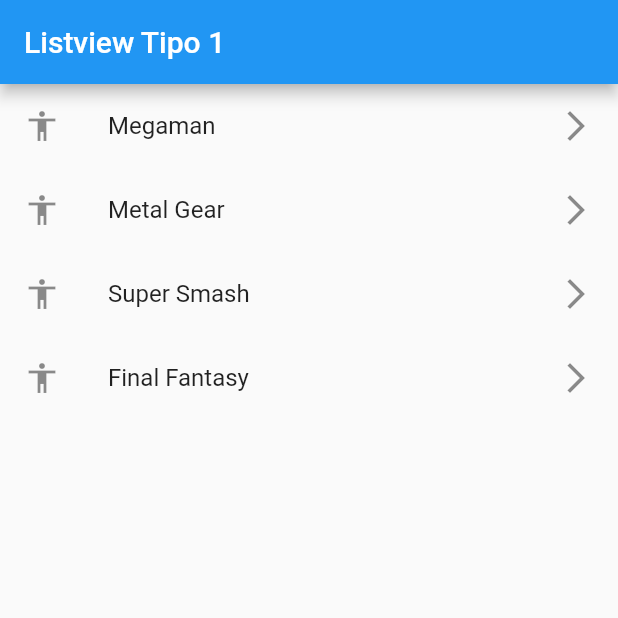
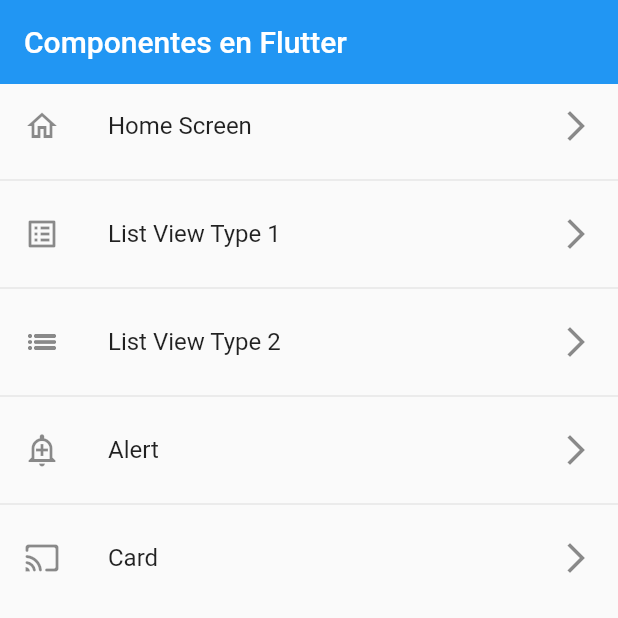
Before and after one commit to dicapisar/flutter-components, a Flutter app: the screen it shows after launch, on a phone screen of 412 x 824 dp, the top half of it. Run offline on Flutter 3.47's test engine with Material 2 defaults, Android fonts, the phone set to English and light mode, and no system bars.

Commit message:
Avances de curso

```diff
--- a/lib/main.dart
+++ b/lib/main.dart
@@ -1,5 +1,7 @@
 import 'package:flutter/material.dart';
-import 'package:flutter_components/screens/listview1_screen.dart';
+import 'package:flutter_components/router/app_routes.dart';
+
+import 'package:flutter_components/screens/screens.dart';
 
 void main() => runApp(MyApp());
 
@@ -8,9 +10,12 @@ class MyApp extends StatelessWidget {
 
   @override
   Widget build(BuildContext context) {
-    return const MaterialApp(
-        debugShowCheckedModeBanner: false,
-        title: 'Material App',
-        home: ListView1Screen());
+    return MaterialApp(
+      debugShowCheckedModeBanner: false,
+      title: 'Material App',
+      initialRoute: AppRoutes.initialRoute,
+      routes: AppRoutes.getAppRutes(),
+      onGenerateRoute: AppRoutes.onGenerateRoute,
+    );
   }
 }
--- /dev/null
+++ b/lib/models/menu_option.dart
@@ -0,0 +1,14 @@
+import 'package:flutter/material.dart' show IconData, Widget;
+
+class MenuOption {
+  final String route;
+  final IconData icon;
+  final String name;
+  final Widget screen;
+
+  MenuOption(
+      {required this.route,
+      required this.icon,
+      required this.name,
+      required this.screen});
+}
--- /dev/null
+++ b/lib/models/models.dart
@@ -0,0 +1 @@
+export 'package:flutter_components/models/menu_option.dart';
--- /dev/null
+++ b/lib/router/app_routes.dart
@@ -0,0 +1,61 @@
+import 'package:flutter/material.dart';
+
+import 'package:flutter_components/models/models.dart';
+import 'package:flutter_components/screens/screens.dart';
+
+class AppRoutes {
+  static const initialRoute = 'home';
+
+  static final menuOption = <MenuOption>[
+    // Todo: borrar home
+    MenuOption(
+        route: 'home',
+        name: 'Home Screen',
+        screen: const HomeScreen(),
+        icon: Icons.home_outlined),
+    MenuOption(
+        route: 'listview1',
+        name: 'List View Type 1',
+        screen: const ListView1Screen(),
+        icon: Icons.list_alt_outlined),
+    MenuOption(
+        route: 'listview2',
+        name: 'List View Type 2',
+        screen: const ListView2Screen(),
+        icon: Icons.list_outlined),
+    MenuOption(
+        route: 'alert',
+        name: 'Alert',
+        screen: const AlertScreen(),
+        icon: Icons.add_alert_outlined),
+    MenuOption(
+        route: 'card',
+        name: 'Card',
+        screen: const CardScreen(),
+        icon: Icons.cast_rounded),
+  ];
+
+  static Map<String, Widget Function(BuildContext)> getAppRutes() {
+    Map<String, Widget Function(BuildContext)> appRutes = {};
+
+    for (final option in menuOption) {
+      appRutes.addAll({option.route: (BuildContext context) => option.screen});
+    }
+
+    return appRutes;
+  }
+
+  // static Map<String, Widget Function(BuildContext)> routes = {
+  //   'home': (BuildContext context) => const HomeScreen(),
+  //   'listview1': (BuildContext context) => const ListView1Screen(),
+  //   'listview2': (BuildContext context) => const ListView2Screen(),
+  //   'alert': (BuildContext context) => const AlertScreen(),
+  //   'card': (BuildContext context) => const CardScreen(),
+  // };
+
+  static Route<dynamic> onGenerateRoute(RouteSettings settings) {
+    return MaterialPageRoute(
+      builder: (context) => const AlertScreen(),
+    );
+  }
+}
--- /dev/null
+++ b/lib/screens/home_screen.dart
@@ -0,0 +1,35 @@
+import 'package:flutter/material.dart';
+import 'package:flutter_components/models/models.dart';
+import 'package:flutter_components/router/app_routes.dart';
+
+class HomeScreen extends StatelessWidget {
+  const HomeScreen({Key? key}) : super(key: key);
+
+  @override
+  Widget build(BuildContext context) {
+    final List<MenuOption> menuOptions = AppRoutes.menuOption;
+
+    return Scaffold(
+      appBar: AppBar(
+        title: const Text('Componentes en Flutter'),
+        elevation: 0,
+      ),
+      body: ListView.separated(
+          itemBuilder: (context, index) {
+            final MenuOption option = menuOptions[index];
+            return ListTile(
+              title: Text(option.name),
+              leading: Icon(option.icon),
+              trailing: const Icon(
+                Icons.arrow_forward_ios_outlined,
+              ),
+              onTap: () {
+                Navigator.pushNamed(context, option.route);
+              },
+            );
+          },
+          separatorBuilder: (_, __) => const Divider(),
+          itemCount: AppRoutes.menuOption.length),
+    );
+  }
+}
--- a/lib/screens/listview1_screen.dart
+++ b/lib/screens/listview1_screen.dart
@@ -5,7 +5,9 @@ class ListView1Screen extends StatelessWidget {
     'Megaman',
     'Metal Gear',
     'Super Smash',
-    'Final Fantasy'
+    'Final Fantasy',
+    'The legend of Zelda',
+    'Halo'
   ];
 
   const ListView1Screen({Key? key}) : super(key: key);
@@ -24,7 +26,7 @@ class ListView1Screen extends StatelessWidget {
                     leading: const Icon(Icons.accessibility),
                     trailing: const Icon(Icons.arrow_forward_ios_outlined),
                   ))
-              .toList()
+              .toList(),
         ],
       ),
     );
--- /dev/null
+++ b/lib/screens/screens.dart
@@ -0,0 +1,5 @@
+export 'package:flutter_components/screens/alert_screen.dart';
+export 'package:flutter_components/screens/card_screen.dart';
+export 'package:flutter_components/screens/listview1_screen.dart';
+export 'package:flutter_components/screens/listview2_screen.dart';
+export 'package:flutter_components/screens/home_screen.dart';
```
Also changed, not shown: lib/screens/alert_screen.dart (added, +14 -0 lines), lib/screens/card_screen.dart (added, +15 -0 lines), lib/screens/listview2_screen.dart (added, +44 -0 lines).
